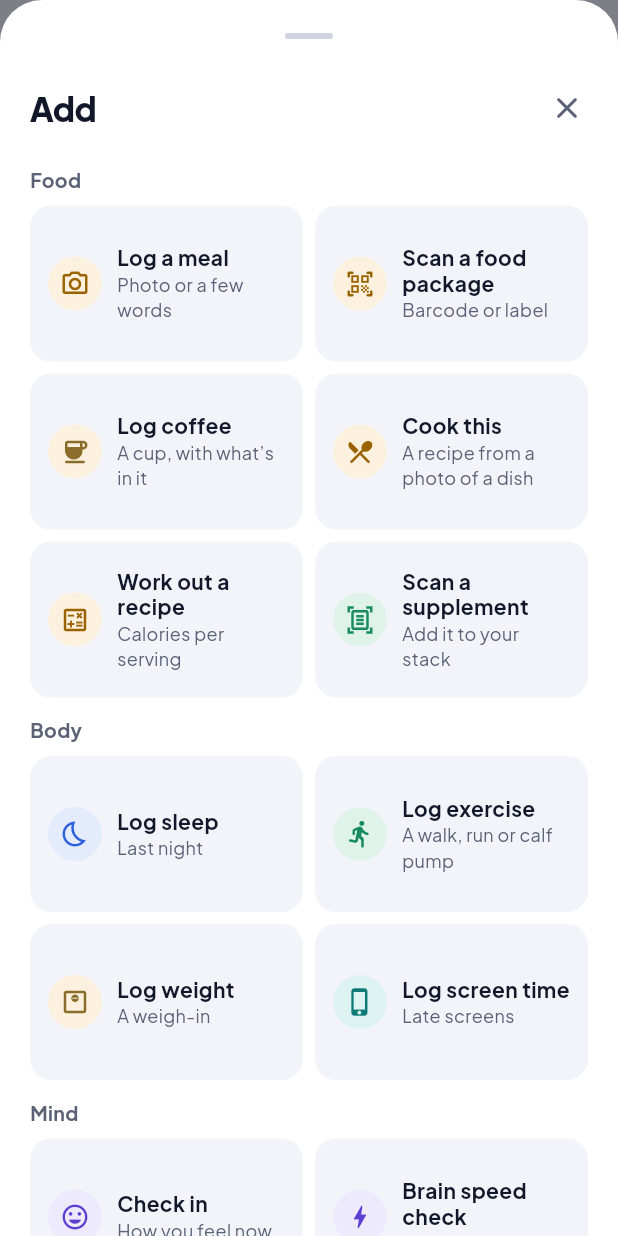
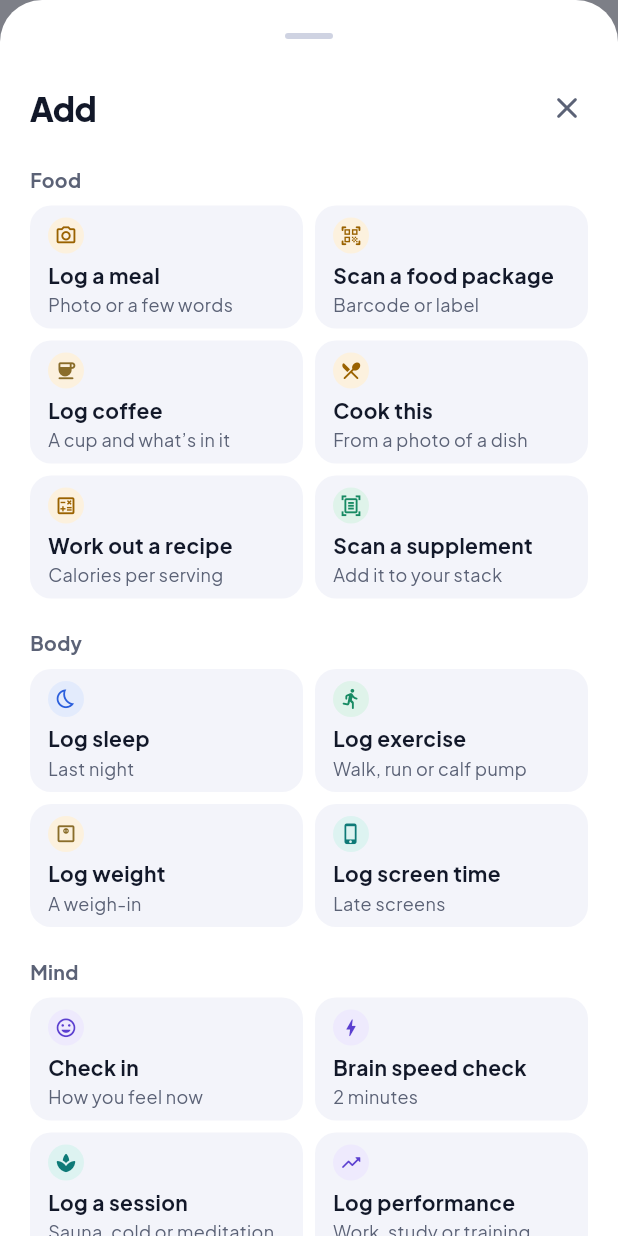
Before and after one commit to lionelishi21/NeuroCal, a Flutter app: what showCaptureMenu() shows on an empty page, opened directly, on a phone screen of 412 x 824 dp. Run offline on Flutter 3.47's test engine with Material 3 defaults, Android fonts, the phone set to English and light mode, and no system bars; our stand-ins replace camera, firebase_core, firebase_messaging, flutter_local_notifications, flutter_timezone, image_picker and 5 more; missing offline and left inert: amplify_auth_cognito, amplify_flutter, google_mlkit_barcode_scanning, google_mlkit_text_recognition, health, home_widget and 1 more; accounts and stored records are empty; project files that could hold a hidden picture were left out.

Commit message:
Tidier layouts at phone width: greeting, Add menu, weight line, day card, appearance
- Today: the greeting gets the full width under the date row, so it stays on one line
- Add menu: icon above the name so names aren't cut off; rows sized to their text; shorter details
- Your plan: weigh-in, trend and pace on their own lines instead of one bold run
- Progress: the day card's date keeps one line beside Today so far (wraps at large text)
- Me: Match device gets room in the appearance switch

Co-Authored-By: Claude Opus 5.5 <noreply@anthropic.com>

```diff
--- a/mobile-app/lib/screens/capture.dart
+++ b/mobile-app/lib/screens/capture.dart
@@ -38,18 +38,18 @@ enum CaptureGroup {
 enum Capture {
   meal('Log a meal', 'Photo or a few words', Icons.photo_camera_outlined, CaptureGroup.food),
   foodPackage('Scan a food package', 'Barcode or label', Icons.qr_code_scanner_rounded, CaptureGroup.food),
-  coffee('Log coffee', 'A cup, with what’s in it', Icons.coffee_rounded, CaptureGroup.food),
-  cookThis('Cook this', 'A recipe from a photo of a dish', Icons.restaurant_menu_rounded, CaptureGroup.food),
+  coffee('Log coffee', 'A cup and what’s in it', Icons.coffee_rounded, CaptureGroup.food),
+  cookThis('Cook this', 'From a photo of a dish', Icons.restaurant_menu_rounded, CaptureGroup.food),
   recipe('Work out a recipe', 'Calories per serving', Icons.calculate_outlined, CaptureGroup.food),
   supplement('Scan a supplement', 'Add it to your stack', Icons.document_scanner_outlined, CaptureGroup.food),
   sleep('Log sleep', 'Last night', Icons.bedtime_outlined, CaptureGroup.body),
-  exercise('Log exercise', 'A walk, run or calf pump', Icons.directions_run_rounded, CaptureGroup.body),
+  exercise('Log exercise', 'Walk, run or calf pump', Icons.directions_run_rounded, CaptureGroup.body),
   weight('Log weight', 'A weigh-in', Icons.monitor_weight_outlined, CaptureGroup.body),
   screenTime('Log screen time', 'Late screens', Icons.phone_iphone_rounded, CaptureGroup.body),
   checkIn('Check in', 'How you feel now', Icons.mood_rounded, CaptureGroup.mind),
   brain('Brain speed check', '2 minutes', Icons.bolt_rounded, CaptureGroup.mind),
-  session('Log a session', 'Sauna, cold, meditation, glasses', Icons.spa_rounded, CaptureGroup.mind),
-  performance('Log performance', 'Work, study, training or gaming', Icons.trending_up_rounded, CaptureGroup.mind);
+  session('Log a session', 'Sauna, cold or meditation', Icons.spa_rounded, CaptureGroup.mind),
+  performance('Log performance', 'Work, study or training', Icons.trending_up_rounded, CaptureGroup.mind);
 
   const Capture(this.label, this.detail, this.icon, this.group);
 
@@ -96,37 +96,34 @@ Future<Capture?> showCaptureMenu(BuildContext context) => showAppSheet<Capture>(
           child: InkWell(
             borderRadius: BorderRadius.circular(Radii.option),
             onTap: () => Navigator.of(context).pop(option),
+            // The icon on top gives the words the tile's full width; the words sit at the bottom so
+            // every tile in a row lines up whether its name takes one line or two.
             child: Padding(
-              padding: const EdgeInsets.symmetric(horizontal: Space.s3),
-              child: Row(
-                spacing: 10,
+              padding: const EdgeInsets.fromLTRB(Space.s3, Space.s2, Space.s3, Space.s2),
+              child: Column(
+                crossAxisAlignment: CrossAxisAlignment.start,
                 children: [
                   Container(
-                    width: 36,
-                    height: 36,
+                    width: 24,
+                    height: 24,
                     alignment: Alignment.center,
                     decoration: BoxDecoration(color: option.tint(c).$2, shape: BoxShape.circle),
-                    child: Icon(option.icon, size: 20, color: option.tint(c).$1),
+                    child: Icon(option.icon, size: 15, color: option.tint(c).$1),
                   ),
-                  Expanded(
-                    child: Column(
-                      mainAxisAlignment: MainAxisAlignment.center,
-                      crossAxisAlignment: CrossAxisAlignment.start,
-                      children: [
+                  const SizedBox(height: 6),
+                  const Spacer(),
                   Text(
                     option.label,
                     maxLines: 2,
                     overflow: TextOverflow.ellipsis,
                     style: const TextStyle(fontSize: TextSize.sm, fontWeight: FontWeight.w700, height: 1.2),
                   ),
+                  const SizedBox(height: 2),
                   Text(
                     option.detail,
-                          maxLines: 2,
+                    maxLines: 1,
                     overflow: TextOverflow.ellipsis,
                     style: TextStyle(fontSize: TextSize.xxs, color: c.inkSoft),
-                        ),
-                      ],
-                    ),
                   ),
                 ],
               ),
@@ -149,18 +146,23 @@ Future<Capture?> showCaptureMenu(BuildContext context) => showAppSheet<Capture>(
               ),
             ),
           ),
-          GridView.count(
-            crossAxisCount: 2,
-            shrinkWrap: true,
-            physics: const NeverScrollableScrollPhysics(),
-            mainAxisSpacing: Space.s2,
-            crossAxisSpacing: Space.s2,
-            // Taller tiles as text grows, so two lines of large text still fit.
-            childAspectRatio: 1.75 / MediaQuery.textScalerOf(context).scale(1).clamp(1.0, 2.5),
-            children: [
+          // Two to a row, each row as tall as its longer name needs.
+          for (final row in _pairs([
             for (final (i, option) in Capture.values.indexed)
               if (option.group == group) tile(i, option),
+          ]))
+            Padding(
+              padding: const EdgeInsets.only(bottom: Space.s2),
+              child: IntrinsicHeight(
+                child: Row(
+                  crossAxisAlignment: CrossAxisAlignment.stretch,
+                  spacing: Space.s2,
+                  children: [
+                    Expanded(child: row.$1),
+                    Expanded(child: row.$2 ?? const SizedBox()),
                   ],
+                ),
+              ),
             ),
         ],
       ],
@@ -308,3 +310,8 @@ Future<void> openFoods(BuildContext context, {required VoidCallback onChanged})
     ),
   ),
 );
+
+/// [items] two at a time; the last pair may have one.
+List<(Widget, Widget?)> _pairs(List<Widget> items) => [
+  for (var i = 0; i < items.length; i += 2) (items[i], i + 1 < items.length ? items[i + 1] : null),
+];
--- a/mobile-app/lib/screens/settings.dart
+++ b/mobile-app/lib/screens/settings.dart
@@ -143,6 +143,8 @@ class SettingsScreen extends StatelessWidget {
                   children: [
                     for (final option in const [ThemeMode.light, ThemeMode.dark, ThemeMode.system])
                       Expanded(
+                        // "Match device" is the longest label: a little more room keeps it off the edges.
+                        flex: option == ThemeMode.system ? 4 : 3,
                         child: Semantics(
                           button: true,
                           selected: mode == option,
@@ -156,7 +158,7 @@ class SettingsScreen extends StatelessWidget {
                               child: Container(
                                 height: 44,
                                 alignment: Alignment.center,
-                                padding: const EdgeInsets.symmetric(horizontal: Space.s1),
+                                padding: const EdgeInsets.symmetric(horizontal: Space.s2),
                                 child: FittedBox(
                                   fit: BoxFit.scaleDown,
                                   child: Text(
```
Also changed, not shown: mobile-app/lib/screens/today.dart (+31 -28 lines), mobile-app/lib/screens/week.dart (+8 -7 lines), 2 other files. Lines whose indentation alone changed are shown as unchanged.
